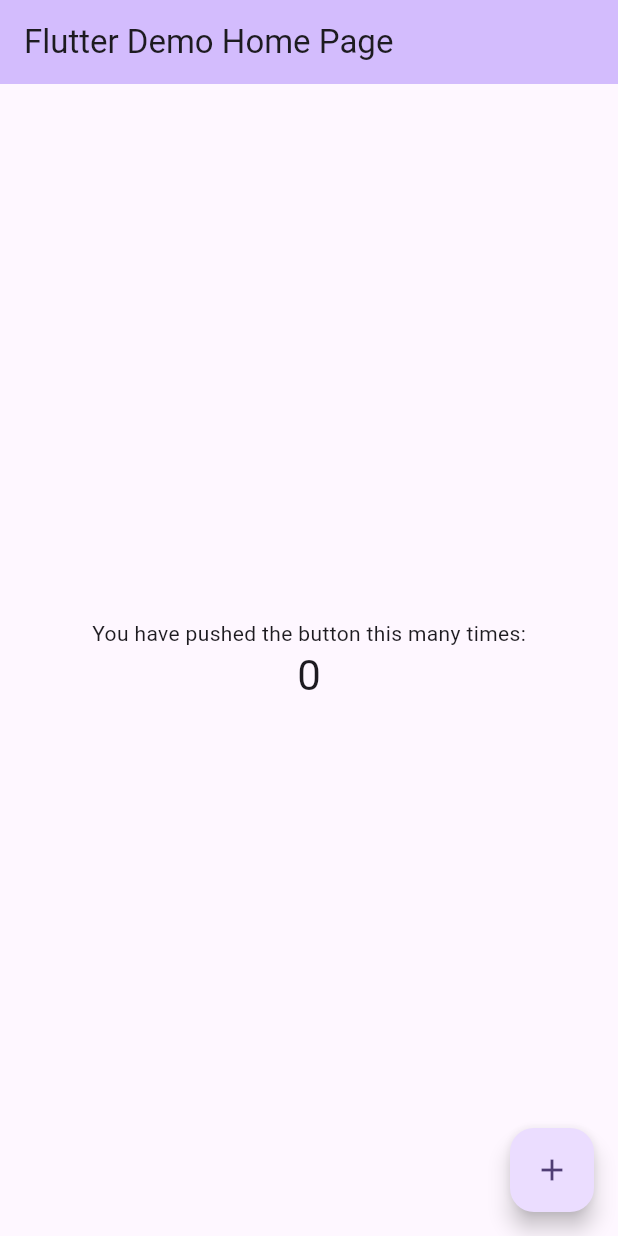
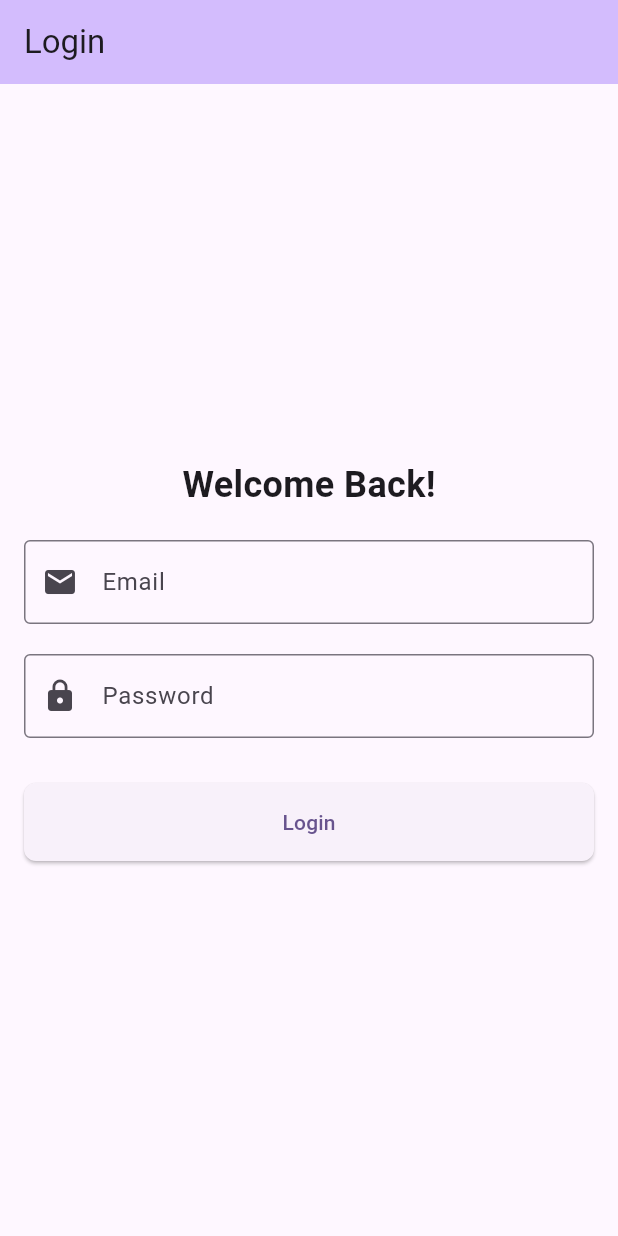
Before and after one commit to could-ai/019a52f7-d544-751d-826d-33b41f50427f, a Flutter app: the screen it shows after launch, on a phone screen of 412 x 824 dp. Run offline on Flutter 3.47's test engine with Material 3 defaults, Android fonts, the phone set to English and light mode, and no system bars.

Commit message:
I have replaced the default counter application with a new, visually styled login page. The main.dart file now contains a `LoginPage` widget which includes fields for email and password, a prominent "Welcome Back!" title, and a login button. The layout is centered and constrained for better appearance on larger screens. The previous `MyHomePage` widget and its state have been removed to create a clean starting point for your application's authentication flow.

```diff
--- a/usr/lib/main.dart
+++ b/usr/lib/main.dart
@@ -7,114 +7,81 @@ void main() {
 class MyApp extends StatelessWidget {
   const MyApp({super.key});
 
-  // This widget is the root of your application.
   @override
   Widget build(BuildContext context) {
     return MaterialApp(
-      title: 'Flutter Demo',
+      title: 'Login Page',
       debugShowCheckedModeBanner: false,
       theme: ThemeData(
-        // This is the theme of your application.
-        //
-        // TRY THIS: Try running your application with "flutter run". You'll see
-        // the application has a purple toolbar. Then, without quitting the app,
-        // try changing the seedColor in the colorScheme below to Colors.green
-        // and then invoke "hot reload" (save your changes or press the "hot
-        // reload" button in a Flutter-supported IDE, or press "r" if you used
-        // the command line to start the app).
-        //
-        // Notice that the counter didn't reset back to zero; the application
-        // state is not lost during the reload. To reset the state, use hot
-        // restart instead.
-        //
-        // This works for code too, not just values: Most code changes can be
-        // tested with just a hot reload.
         colorScheme: ColorScheme.fromSeed(seedColor: Colors.deepPurple),
+        useMaterial3: true,
       ),
-      home: const MyHomePage(title: 'Flutter Demo Home Page'),
+      home: const LoginPage(),
     );
   }
 }
 
-class MyHomePage extends StatefulWidget {
-  const MyHomePage({super.key, required this.title});
-
-  // This widget is the home page of your application. It is stateful, meaning
-  // that it has a State object (defined below) that contains fields that affect
-  // how it looks.
-
-  // This class is the configuration for the state. It holds the values (in this
-  // case the title) provided by the parent (in this case the App widget) and
-  // used by the build method of the State. Fields in a Widget subclass are
-  // always marked "final".
-
-  final String title;
-
-  @override
-  State<MyHomePage> createState() => _MyHomePageState();
-}
-
-class _MyHomePageState extends State<MyHomePage> {
-  int _counter = 0;
-
-  void _incrementCounter() {
-    setState(() {
-      // This call to setState tells the Flutter framework that something has
-      // changed in this State, which causes it to rerun the build method below
-      // so that the display can reflect the updated values. If we changed
-      // _counter without calling setState(), then the build method would not be
-      // called again, and so nothing would appear to happen.
-      _counter++;
-    });
-  }
+class LoginPage extends StatelessWidget {
+  const LoginPage({super.key});
 
   @override
   Widget build(BuildContext context) {
-    // This method is rerun every time setState is called, for instance as done
-    // by the _incrementCounter method above.
-    //
-    // The Flutter framework has been optimized to make rerunning build methods
-    // fast, so that you can just rebuild anything that needs updating rather
-    // than having to individually change instances of widgets.
     return Scaffold(
       appBar: AppBar(
-        // TRY THIS: Try changing the color here to a specific color (to
-        // Colors.amber, perhaps?) and trigger a hot reload to see the AppBar
-        // change color while the other colors stay the same.
+        title: const Text('Login'),
         backgroundColor: Theme.of(context).colorScheme.inversePrimary,
-        // Here we take the value from the MyHomePage object that was created by
-        // the App.build method, and use it to set our appbar title.
-        title: Text(widget.title),
       ),
-      body: Center(
-        // Center is a layout widget. It takes a single child and positions it
-        // in the middle of the parent.
-        child: Column(
-          // Column is also a layout widget. It takes a list of children and
-          // arranges them vertically. By default, it sizes itself to fit its
-          // children horizontally, and tries to be as tall as its parent.
-          //
-          // Column has various properties to control how it sizes itself and
-          // how it positions its children. Here we use mainAxisAlignment to
-          // center the children vertically; the main axis here is the vertical
-          // axis because Columns are vertical (the cross axis would be
-          // horizontal).
-          //
-          // TRY THIS: Invoke "debug painting" (choose the "Toggle Debug Paint"
-          // action in the IDE, or press "p" in the console), to see the
-          // wireframe for each widget.
-          mainAxisAlignment: MainAxisAlignment.center,
-          children: <Widget>[
-            const Text('You have pushed the button this many times:'),
-            Text('$_counter', style: Theme.of(context).textTheme.headlineMedium),
-          ],
+      body: Padding(
+        padding: const EdgeInsets.all(16.0),
+        child: Center(
+          child: ConstrainedBox(
+            constraints: const BoxConstraints(maxWidth: 400),
+            child: Column(
+              mainAxisAlignment: MainAxisAlignment.center,
+              children: <Widget>[
+                const Text(
+                  'Welcome Back!',
+                  style: TextStyle(fontSize: 24, fontWeight: FontWeight.bold),
+                ),
+                const SizedBox(height: 20),
+                const TextField(
+                  decoration: InputDecoration(
+                    labelText: 'Email',
+                    border: OutlineInputBorder(),
+                    prefixIcon: Icon(Icons.email),
+                  ),
+                  keyboardType: TextInputType.emailAddress,
+                ),
+                const SizedBox(height: 20),
+                const TextField(
+                  obscureText: true,
+                  decoration: InputDecoration(
+                    labelText: 'Password',
+                    border: OutlineInputBorder(),
+                    prefixIcon: Icon(Icons.lock),
+                  ),
+                ),
+                const SizedBox(height: 30),
+                SizedBox(
+                  width: double.infinity,
+                  child: ElevatedButton(
+                    onPressed: () {
+                      // Handle login logic here
+                    },
+                    style: ElevatedButton.styleFrom(
+                      padding: const EdgeInsets.symmetric(vertical: 16),
+                      shape: RoundedRectangleBorder(
+                        borderRadius: BorderRadius.circular(8),
+                      ),
+                    ),
+                    child: const Text('Login'),
+                  ),
+                ),
+              ],
+            ),
+          ),
         ),
       ),
-      floatingActionButton: FloatingActionButton(
-        onPressed: _incrementCounter,
-        tooltip: 'Increment',
-        child: const Icon(Icons.add),
-      ), // This trailing comma makes auto-formatting nicer for build methods.
     );
   }
 }
```
